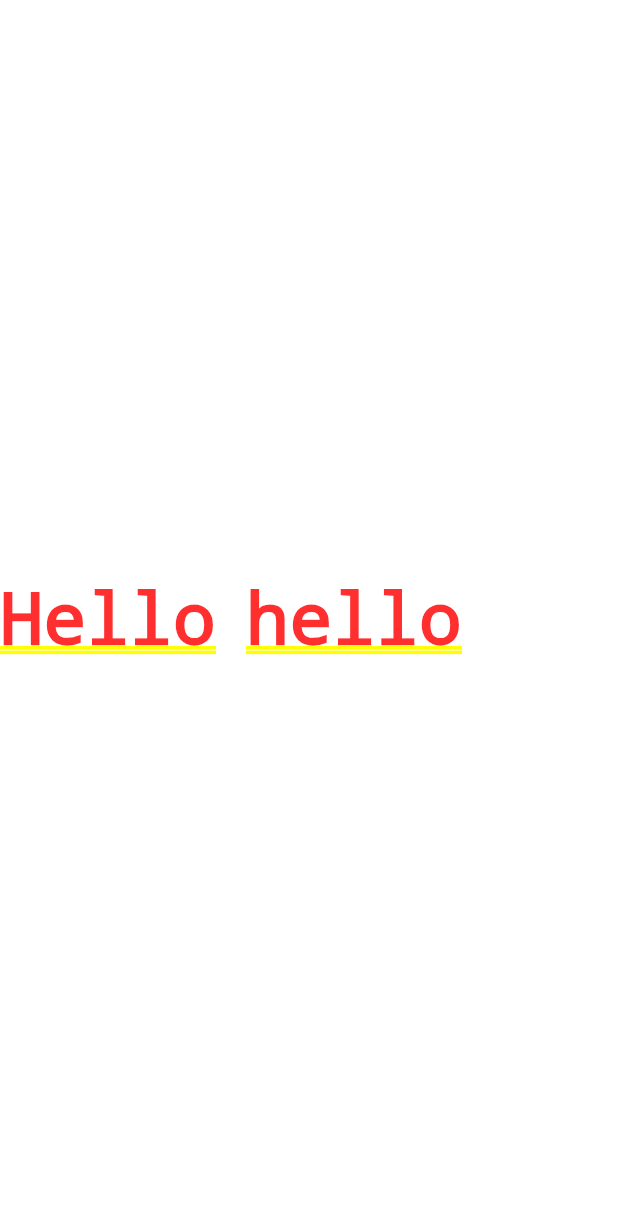
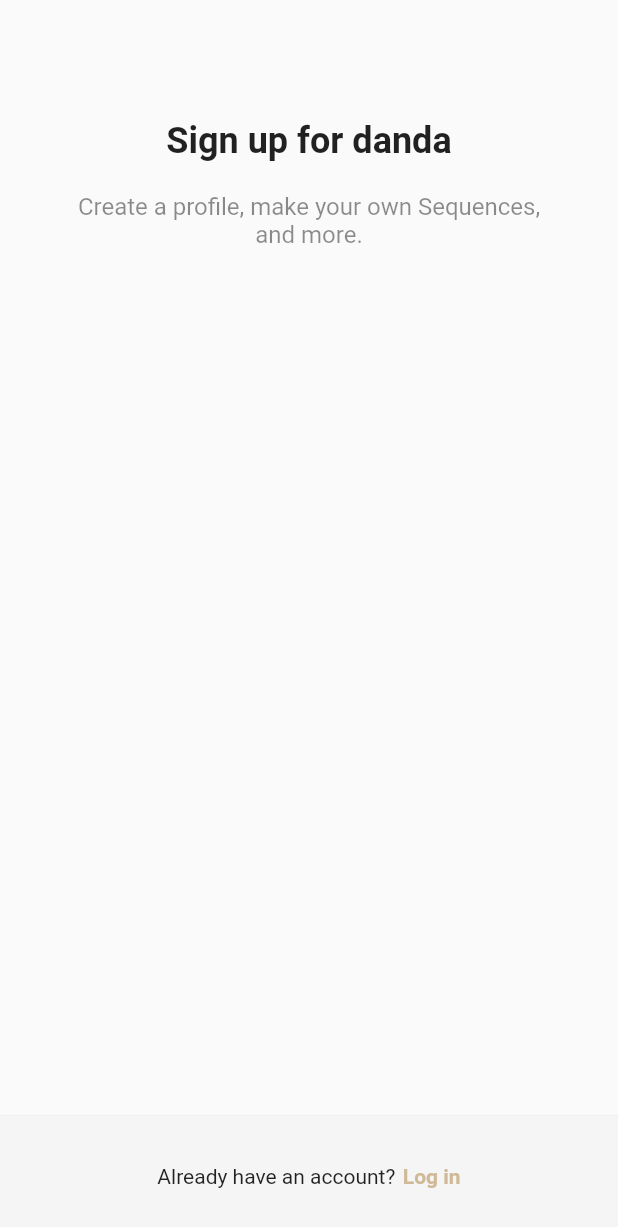
Before and after one commit to Dhui-Park/flutter_practice_app, a Flutter app: the screen it shows after launch, on a phone screen of 412 x 824 dp. Shown: the top 1227 px of the screen. Run offline on Flutter 3.47's test engine with Material 2 defaults, Android fonts, the phone set to English and light mode, and no system bars.

Commit message:
Sign Up Screen

```diff
--- a/lib/main.dart
+++ b/lib/main.dart
@@ -1,6 +1,7 @@
 import 'package:flutter/material.dart';
 
 import 'constants/gaps.dart';
+import 'screens/sign_up/sign_up_screen.dart';
 
 void main() {
   runApp(const FlutterPracticeApp());
@@ -12,19 +13,12 @@ class FlutterPracticeApp extends StatelessWidget {
   @override
   Widget build(BuildContext context) {
     return MaterialApp(
+      debugShowCheckedModeBanner: false,
       title: 'FLutter Practice',
       theme: ThemeData(
         primaryColor: const Color(0xFFCFB997),
       ),
-      home: Container(
-        child: Row(
-          children: const [
-            Text("Hello"),
-            Gaps.h20,
-            Text("hello"),
-          ],
-        ),
-      ),
+      home: const SignUpScreen(),
     );
   }
 }
--- /dev/null
+++ b/lib/screens/sign_up/sign_up_screen.dart
@@ -0,0 +1,65 @@
+import 'package:flutter/material.dart';
+
+import '../../constants/gaps.dart';
+import '../../constants/sizes.dart';
+
+class SignUpScreen extends StatelessWidget {
+  const SignUpScreen({super.key});
+
+  @override
+  Widget build(BuildContext context) {
+    return Scaffold(
+      body: SafeArea(
+        child: Padding(
+          padding: const EdgeInsets.symmetric(
+            horizontal: Sizes.size40,
+          ),
+          child: Column(
+            children: const [
+              Gaps.v80,
+              Text(
+                "Sign up for danda",
+                style: TextStyle(
+                  fontSize: Sizes.size24,
+                  fontWeight: FontWeight.w700,
+                ),
+              ),
+              Gaps.v20,
+              Text(
+                "Create a profile, make your own Sequences, and more.",
+                style: TextStyle(
+                  fontSize: Sizes.size16,
+                  color: Colors.black45,
+                ),
+                textAlign: TextAlign.center,
+              ),
+            ],
+          ),
+        ),
+      ),
+      bottomNavigationBar: BottomAppBar(
+        color: Colors.grey.shade100,
+        elevation: 2,
+        child: Padding(
+          padding: const EdgeInsets.symmetric(
+            vertical: Sizes.size32,
+          ),
+          child: Row(
+            mainAxisAlignment: MainAxisAlignment.center,
+            children: [
+              const Text('Already have an account?'),
+              Gaps.h5,
+              Text(
+                'Log in',
+                style: TextStyle(
+                  color: Theme.of(context).primaryColor,
+                  fontWeight: FontWeight.w600,
+                ),
+              ),
+            ],
+          ),
+        ),
+      ),
+    );
+  }
+}
```
Also changed, not shown: 1 other file.
